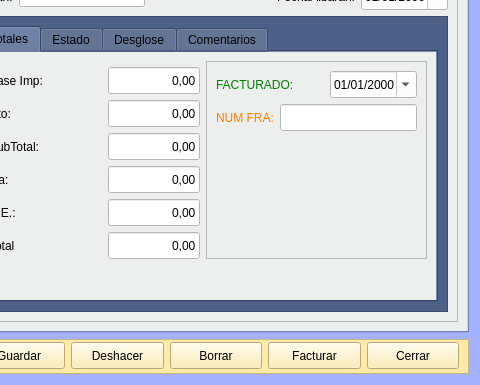
First picture: the form in Zona_Compras/frmalbaranproveedor.ui, repository arcnexus/RedFoX, before the edit; both pictures show x 639 to 1119 and y 122 to 507 of the 1119 by 507 pixel window.
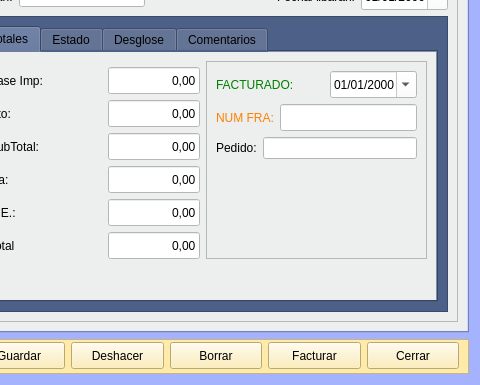
Second picture: the form after the edit. Icons and pictures are not drawn.

Commit message: albaranproveedor y frmalbaranproveedor

```diff
--- a/Zona_Compras/frmalbaranproveedor.ui
+++ b/Zona_Compras/frmalbaranproveedor.ui
@@ -274,7 +274,34 @@
                     <enum>QFrame::Raised</enum>
                    </property>
                    <layout class="QGridLayout" name="gridLayout_8">
-                    <item row="0" column="0">
+                    <item row="1" column="0">
+                     <widget class="QLabel" name="label_23">
+                      <property name="text">
+                       <string>Pedido:</string>
+                      </property>
+                     </widget>
+                    </item>
+                    <item row="2" column="0">
+                     <spacer name="verticalSpacer_3">
+                      <property name="orientation">
+                       <enum>Qt::Vertical</enum>
+                      </property>
+                      <property name="sizeHint" stdset="0">
+                       <size>
+                        <width>20</width>
+                        <height>40</height>
+                       </size>
+                      </property>
+                     </spacer>
+                    </item>
+                    <item row="1" column="1">
+                     <widget class="QLineEdit" name="txtnPedido">
+                      <property name="styleSheet">
+                       <string notr="true">background-color: rgb(255, 255, 255);</string>
+                      </property>
+                     </widget>
+                    </item>
+                    <item row="0" column="0" colspan="2">
                      <layout class="QGridLayout" name="gridLayout_6">
                       <item row="1" column="1" rowspan="2" colspan="2">
                        <widget class="QLineEdit" name="txtcNumFra">
@@ -330,19 +357,6 @@
                       </item>
                      </layout>
                     </item>
-                    <item row="1" column="0">
-                     <spacer name="verticalSpacer_3">
-                      <property name="orientation">
-                       <enum>Qt::Vertical</enum>
-                      </property>
-                      <property name="sizeHint" stdset="0">
-                       <size>
-                        <width>20</width>
-                        <height>40</height>
-                       </size>
-                      </property>
-                     </spacer>
-                    </item>
                    </layout>
                   </widget>
                  </item>
```
Left out of the diff: 20 changed lines with no effect on the pictures. The commit also changes 10 other files.
